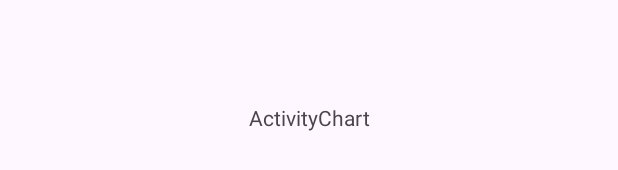
After one commit to bogdash/DiplomaFinance, an Android app: the layout activity_chart.xml on its own in the app's theme, with its tools: preview values and no code run, on a phone screen of 412 x 824 dp. The commit adds this screen. Shown: the part 501-671 px from the top of the screen. Run offline under Robolectric (Android 15) with nearby library versions, the phone set to English and light mode, and no system bars.

Commit message:
add ChartActivity

```diff
--- a/app/src/main/AndroidManifest.xml
+++ b/app/src/main/AndroidManifest.xml
@@ -13,6 +13,9 @@
         android:theme="@style/Theme.DiplomaFinance"
         tools:targetApi="31">
         <activity
+            android:name=".chart.ChartActivity"
+            android:exported="false" />
+        <activity
             android:name=".MainActivity"
             android:exported="true">
             <intent-filter>
--- a/app/src/main/java/com/bogdash/diplomafinance/market/MarketFragment.kt
+++ b/app/src/main/java/com/bogdash/diplomafinance/market/MarketFragment.kt
@@ -30,7 +30,7 @@ class MarketFragment : Fragment() {
         val layoutManager = LinearLayoutManager(context)
         recyclerView = view.findViewById(R.id.recyclerView)
         recyclerView.layoutManager = layoutManager
-        adapter = MarketAdapter(stocksArrayList)
+        adapter = MarketAdapter(stocksArrayList, requireContext())
         recyclerView.adapter = adapter
     }
 
--- /dev/null
+++ b/app/src/main/res/layout/activity_chart.xml
@@ -0,0 +1,18 @@
+<?xml version="1.0" encoding="utf-8"?>
+<androidx.constraintlayout.widget.ConstraintLayout xmlns:android="http://schemas.android.com/apk/res/android"
+    xmlns:app="http://schemas.android.com/apk/res-auto"
+    xmlns:tools="http://schemas.android.com/tools"
+    android:layout_width="match_parent"
+    android:layout_height="match_parent"
+    tools:context=".chart.ChartActivity">
+
+    <TextView
+        android:id="@+id/textView"
+        android:layout_width="wrap_content"
+        android:layout_height="wrap_content"
+        android:text="ActivityChart"
+        app:layout_constraintBottom_toBottomOf="parent"
+        app:layout_constraintEnd_toEndOf="parent"
+        app:layout_constraintStart_toStartOf="parent"
+        app:layout_constraintTop_toTopOf="parent" />
+</androidx.constraintlayout.widget.ConstraintLayout>
--- a/app/src/main/res/layout/item_market.xml
+++ b/app/src/main/res/layout/item_market.xml
@@ -2,6 +2,7 @@
 <androidx.constraintlayout.widget.ConstraintLayout xmlns:android="http://schemas.android.com/apk/res/android"
     xmlns:app="http://schemas.android.com/apk/res-auto"
     xmlns:tools="http://schemas.android.com/tools"
+    android:id="@+id/item_market"
     android:layout_width="match_parent"
     android:layout_height="wrap_content"
     android:layout_margin="5dp"
@@ -15,7 +16,7 @@
         app:layout_constraintBottom_toBottomOf="parent"
         app:layout_constraintStart_toStartOf="parent"
         app:layout_constraintTop_toTopOf="parent"
-        app:srcCompat="@drawable/apple"/>
+        app:srcCompat="@drawable/apple" />
 
     <TextView
         android:id="@+id/tv_title"
```
Also changed, not shown: app/src/main/java/com/bogdash/diplomafinance/chart/ChartActivity.kt (added, +12 -0 lines), app/src/main/java/com/bogdash/diplomafinance/market/MarketAdapter.kt (+10 -1 lines).
